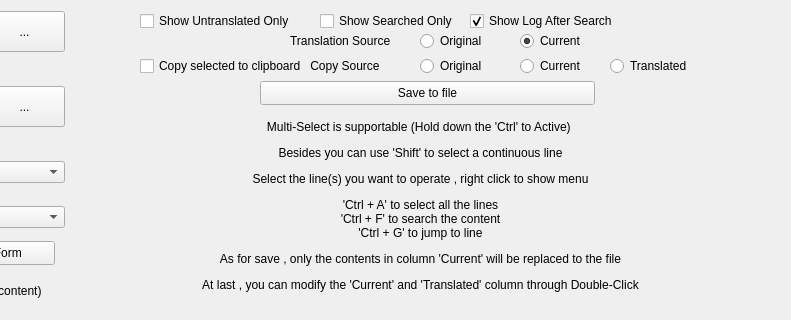
Qt form src/editor.ui (anonymousException/renpy-translator) before a commit; both pictures show x 467 to 1258 and y 0 to 320 of the 1258 by 759 pixel window.
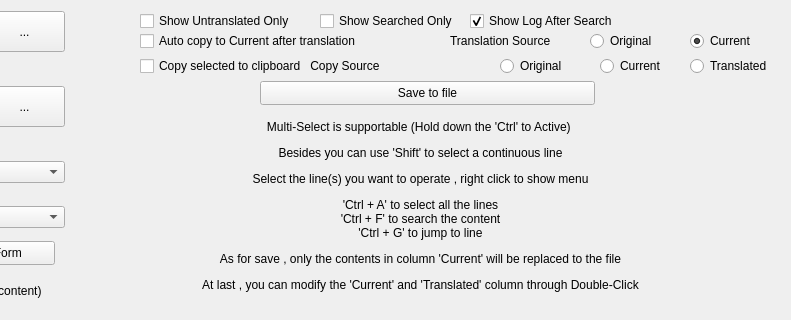
The same form after that commit.

Commit message:
<feature> improve  local glossary log copy
update version to v1.9.4

Patch:
```diff
--- a/src/editor.ui
+++ b/src/editor.ui
@@ -242,7 +242,7 @@
      <widget class="QRadioButton" name="currentRadioButton">
       <property name="geometry">
        <rect>
-        <x>420</x>
+        <x>590</x>
         <y>20</y>
         <width>71</width>
         <height>20</height>
@@ -264,9 +264,9 @@
      <widget class="QLabel" name="label_3">
       <property name="geometry">
        <rect>
-        <x>190</x>
+        <x>350</x>
         <y>20</y>
-        <width>111</width>
+        <width>131</width>
         <height>20</height>
        </rect>
       </property>
@@ -321,7 +321,7 @@
      <widget class="QRadioButton" name="originalRadioButton">
       <property name="geometry">
        <rect>
-        <x>320</x>
+        <x>490</x>
         <y>20</y>
         <width>71</width>
         <height>20</height>
@@ -400,7 +400,7 @@
      <widget class="QRadioButton" name="copyOriginalRadioButton">
       <property name="geometry">
        <rect>
-        <x>320</x>
+        <x>400</x>
         <y>45</y>
         <width>71</width>
         <height>20</height>
@@ -419,7 +419,7 @@
      <widget class="QRadioButton" name="copyCurrentRadioButton">
       <property name="geometry">
        <rect>
-        <x>420</x>
+        <x>500</x>
         <y>45</y>
         <width>71</width>
         <height>20</height>
@@ -441,7 +441,7 @@
      <widget class="QRadioButton" name="copyTranslatedRadioButton">
       <property name="geometry">
        <rect>
-        <x>510</x>
+        <x>590</x>
         <y>45</y>
         <width>81</width>
         <height>20</height>
@@ -465,7 +465,7 @@
        <rect>
         <x>40</x>
         <y>45</y>
-        <width>261</width>
+        <width>351</width>
         <height>20</height>
        </rect>
       </property>
@@ -473,6 +473,19 @@
        <string>Copy selected to clipboard   Copy Source</string>
       </property>
      </widget>
+     <widget class="QCheckBox" name="autoCopyCheckBox">
+      <property name="geometry">
+       <rect>
+        <x>40</x>
+        <y>20</y>
+        <width>311</width>
+        <height>20</height>
+       </rect>
+      </property>
+      <property name="text">
+       <string>Auto copy to Current after translation</string>
+      </property>
+     </widget>
     </widget>
    </item>
   </layout>
```
The commit also changes 27 other files.
